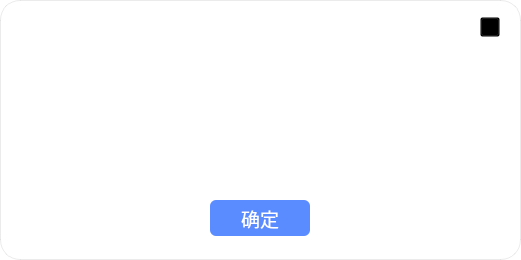
First picture: the form in ui/tips_sigle.ui, repository zhushizi/BCI_FES_v2, before the edit.
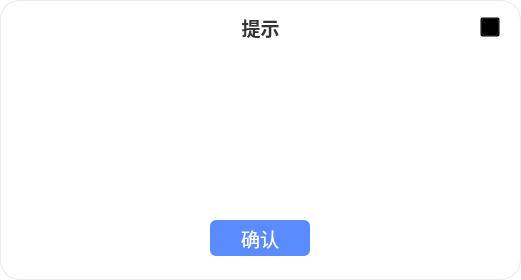
Second picture: the form after the edit. Icons and pictures are not drawn.

Diff of the .ui file:
```diff
--- a/ui/tips_sigle.ui
+++ b/ui/tips_sigle.ui
@@ -7,19 +7,19 @@
     <x>0</x>
     <y>0</y>
     <width>521</width>
-    <height>260</height>
+    <height>280</height>
    </rect>
   </property>
   <property name="minimumSize">
    <size>
     <width>521</width>
-    <height>260</height>
+    <height>280</height>
    </size>
   </property>
   <property name="maximumSize">
    <size>
     <width>521</width>
-    <height>260</height>
+    <height>280</height>
    </size>
   </property>
   <property name="windowTitle">
@@ -32,60 +32,30 @@
 	border: 1px solid rgba(0, 0, 0, 0.08);
 }</string>
   </property>
-  <widget class="QLabel" name="label">
+  <widget class="QLabel" name="label_title">
    <property name="geometry">
     <rect>
-     <x>-1</x>
-     <y>-1</y>
-     <width>525</width>
-     <height>51</height>
-    </rect>
-   </property>
-   <property name="minimumSize">
-    <size>
-     <width>525</width>
-     <height>39</height>
-    </size>
-   </property>
-   <property name="maximumSize">
-    <size>
-     <width>525</width>
-     <height>390</height>
-    </size>
-   </property>
-   <property name="styleSheet">
-    <string notr="true">border-image: url(:/main/pic/main_tips.png);</string>
-   </property>
-   <property name="text">
-    <string/>
-   </property>
-  </widget>
-  <widget class="QLabel" name="label_2">
-   <property name="geometry">
-    <rect>
-     <x>20</x>
-     <y>10</y>
-     <width>77</width>
+     <x>0</x>
+     <y>12</y>
+     <width>521</width>
      <height>30</height>
     </rect>
    </property>
-   <property name="minimumSize">
-    <size>
-     <width>77</width>
-     <height>30</height>
-    </size>
+   <property name="font">
+    <font>
+     <pointsize>14</pointsize>
+     <weight>75</weight>
+     <bold>true</bold>
+    </font>
    </property>
-   <property name="maximumSize">
-    <size>
-     <width>77</width>
-     <height>30</height>
-    </size>
-   </property>
    <property name="styleSheet">
-    <string notr="true">border-image: url(:/main/pic/main_tips_logo.png);</string>
+    <string notr="true">color: #333333;</string>
    </property>
    <property name="text">
-    <string/>
+    <string>提示</string>
+   </property>
+   <property name="alignment">
+    <set>Qt::AlignCenter</set>
    </property>
   </widget>
   <widget class="QPushButton" name="pushButton_close">
@@ -116,11 +86,78 @@
     <string/>
    </property>
   </widget>
+  <widget class="QLabel" name="label_icon">
+   <property name="geometry">
+    <rect>
+     <x>236</x>
+     <y>58</y>
+     <width>48</width>
+     <height>48</height>
+    </rect>
+   </property>
+   <property name="minimumSize">
+    <size>
+     <width>48</width>
+     <height>48</height>
+    </size>
+   </property>
+   <property name="maximumSize">
+    <size>
+     <width>48</width>
+     <height>48</height>
+    </size>
+   </property>
+   <property name="styleSheet">
+    <string notr="true">border-image: url(:/set/pic/icon_dialog_gantan.png);</string>
+   </property>
+   <property name="text">
+    <string/>
+   </property>
+  </widget>
+  <widget class="QLabel" name="label_message">
+   <property name="geometry">
+    <rect>
+     <x>20</x>
+     <y>118</y>
+     <width>481</width>
+     <height>90</height>
+    </rect>
+   </property>
+   <property name="minimumSize">
+    <size>
+     <width>481</width>
+     <height>60</height>
+    </size>
+   </property>
+   <property name="maximumSize">
+    <size>
+     <width>481</width>
+     <height>120</height>
+    </size>
+   </property>
+   <property name="font">
+    <font>
+     <pointsize>14</pointsize>
+    </font>
+   </property>
+   <property name="styleSheet">
+    <string notr="true">color: #333333;</string>
+   </property>
+   <property name="text">
+    <string/>
+   </property>
+   <property name="alignment">
+    <set>Qt::AlignCenter</set>
+   </property>
+   <property name="wordWrap">
+    <bool>true</bool>
+   </property>
+  </widget>
   <widget class="QPushButton" name="pushButton_confirm">
    <property name="geometry">
     <rect>
      <x>210</x>
-     <y>200</y>
+     <y>220</y>
      <width>100</width>
      <height>36</height>
     </rect>
@@ -134,46 +171,7 @@
     <string notr="true">background-color: #5B8CFF; color: #ffffff; border: none; border-radius: 6px;</string>
    </property>
    <property name="text">
-    <string>确定</string>
-   </property>
-  </widget>
-  <widget class="QLabel" name="label_message">
-   <property name="geometry">
-    <rect>
-     <x>18</x>
-     <y>60</y>
-     <width>481</width>
-     <height>121</height>
-    </rect>
-   </property>
-   <property name="minimumSize">
-    <size>
-     <width>481</width>
-     <height>80</height>
-    </size>
-   </property>
-   <property name="maximumSize">
-    <size>
-     <width>481</width>
-     <height>200</height>
-    </size>
-   </property>
-   <property name="font">
-    <font>
-     <pointsize>14</pointsize>
-    </font>
-   </property>
-   <property name="styleSheet">
-    <string notr="true">color: #333333; </string>
-   </property>
-   <property name="text">
-    <string/>
-   </property>
-   <property name="alignment">
-    <set>Qt::AlignCenter</set>
-   </property>
-   <property name="wordWrap">
-    <bool>true</bool>
+    <string>确认</string>
    </property>
   </widget>
  </widget>
```
